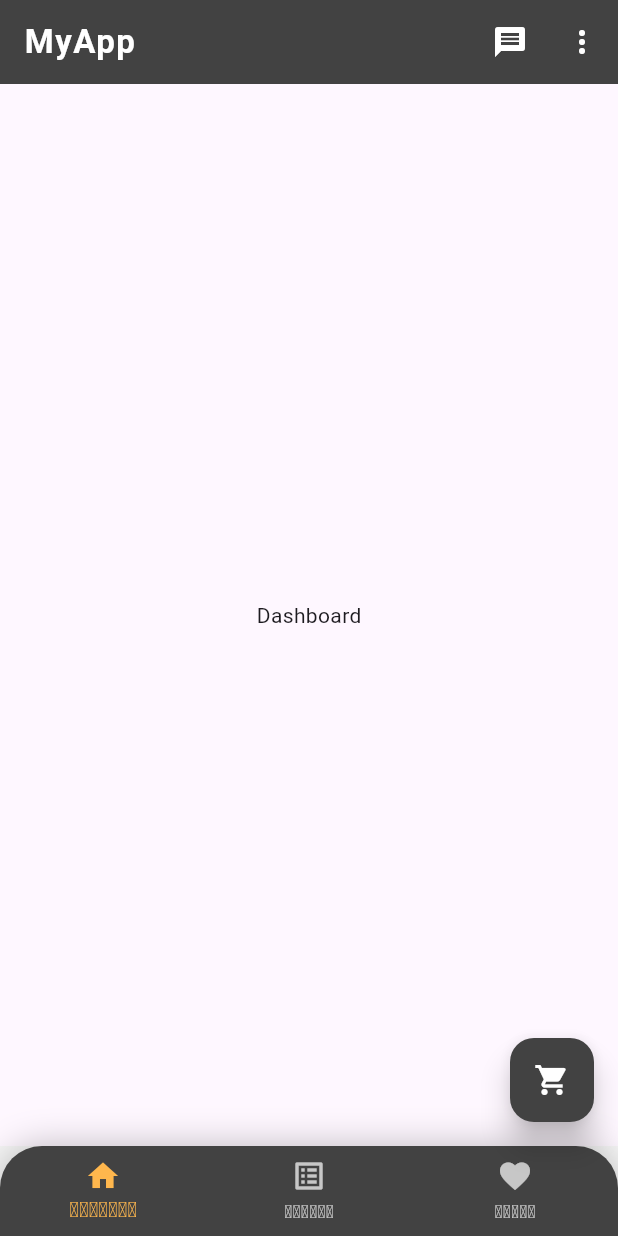
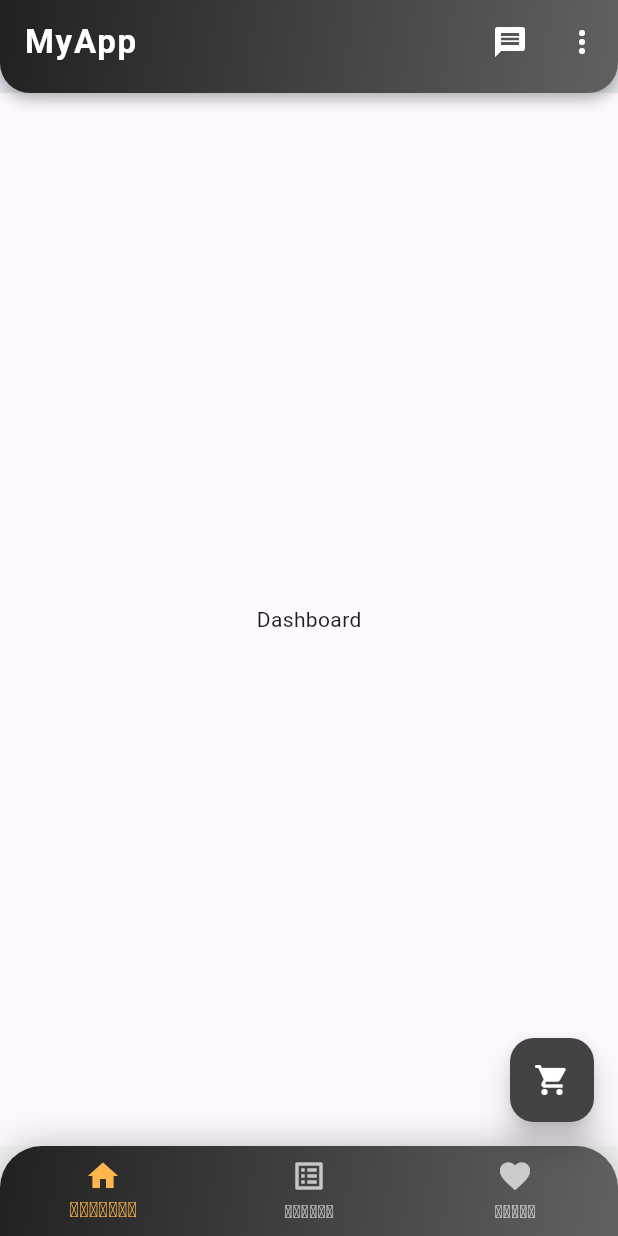
Before and after one commit to kenglee52/mobileapp, a Flutter app: the HomePage screen opened directly with empty values, on a phone screen of 412 x 824 dp. Run offline on Flutter 3.47's test engine with Material 3 defaults, Android fonts, the phone set to English and light mode, and no system bars.

Commit message:
last commit:

```diff
--- a/lib/features/presentation/pages/layout/home_page.dart
+++ b/lib/features/presentation/pages/layout/home_page.dart
@@ -1,4 +1,5 @@
 import 'package:flutter/material.dart';
+import 'package:mobileapp/features/presentation/pages/cart_page.dart';
 import 'package:mobileapp/features/presentation/pages/screen/dashboard_page.dart';
 import 'package:mobileapp/features/presentation/pages/screen/favorite_page.dart';
 import 'package:mobileapp/features/presentation/pages/screen/product_page.dart';
@@ -29,30 +30,56 @@ class _HomePageState extends State<HomePage> {
     return Scaffold(
       backgroundColor: Colors.grey.shade100,
 
-      /// 🔝 AppBar
-      appBar: AppBar(
-        elevation: 0,
-        backgroundColor: Colors.grey.shade800,
+      appBar: PreferredSize(
+        preferredSize: const Size.fromHeight(62),
+        child: AppBar(
+          elevation: 4,
+          backgroundColor: Colors.transparent,
+          flexibleSpace: Container(
+            decoration: BoxDecoration(
+              gradient: LinearGradient(
+                colors: [Colors.grey.shade900, Colors.grey.shade700],
+                begin: Alignment.topLeft,
+                end: Alignment.bottomRight,
+              ),
+              borderRadius: const BorderRadius.only(
+                bottomLeft: Radius.circular(20),
+                bottomRight: Radius.circular(20),
+              ),
+              boxShadow: [
+                BoxShadow(
+                  color: Colors.black.withOpacity(0.3),
+                  blurRadius: 8,
+                  offset: const Offset(0, 4),
+                ),
+              ],
+            ),
+          ),
           iconTheme: const IconThemeData(color: Colors.white),
           title: const Text(
             "MyApp",
             style: TextStyle(
               color: Colors.white,
               fontWeight: FontWeight.bold,
-            letterSpacing: 1,
+              letterSpacing: 1.2,
+              fontSize: 22,
             ),
           ),
           actions: [
             IconButton(
-            icon: Icon(Icons.message, color: Colors.white),
+              icon: const Icon(Icons.message, color: Colors.white),
               onPressed: () {},
             ),
             PopupMenuButton(
               icon: const Icon(Icons.more_vert, color: Colors.white),
-            itemBuilder: (context) => [
+              itemBuilder:
+                  (context) => [
                     PopupMenuItem(
                       child: ListTile(
-                  leading: Icon(Icons.logout, color: Colors.redAccent),
+                        leading: const Icon(
+                          Icons.logout,
+                          color: Colors.redAccent,
+                        ),
                         title: const Text("ອອກຈາກລະບົບ"),
                         onTap: () {},
                       ),
@@ -61,8 +88,7 @@ class _HomePageState extends State<HomePage> {
             ),
           ],
         ),
-
-      /// 📄 Body
+      ),
       body: AnimatedSwitcher(
         duration: const Duration(milliseconds: 300),
         child: screens[_selectedIndex],
@@ -72,23 +98,29 @@ class _HomePageState extends State<HomePage> {
       floatingActionButton: FloatingActionButton(
         elevation: 8,
         backgroundColor: Colors.grey.shade800,
-        onPressed: () {},
+        onPressed: () {
+          Navigator.push(
+            context,
+            MaterialPageRoute(builder: (context) => CartPage()),
+          );
+        },
         child: const Icon(Icons.shopping_cart, color: Colors.white),
       ),
 
       /// ⬇ Bottom Navigation
       bottomNavigationBar: Container(
         decoration: BoxDecoration(
-          color: Colors.grey.shade800,
+          gradient: LinearGradient(
+                colors: [Colors.grey.shade900, Colors.grey.shade700],
+                begin: Alignment.topLeft,
+                end: Alignment.bottomRight,
+              ),
           borderRadius: const BorderRadius.only(
             topLeft: Radius.circular(28),
             topRight: Radius.circular(28),
           ),
           boxShadow: [
-            BoxShadow(
-              blurRadius: 20,
-              color: Colors.black.withOpacity(0.25),
-            ),
+            BoxShadow(blurRadius: 20, color: Colors.black.withOpacity(0.25)),
           ],
         ),
         child: SizedBox(
@@ -103,10 +135,7 @@ class _HomePageState extends State<HomePage> {
             showUnselectedLabels: true,
             type: BottomNavigationBarType.fixed,
             items: const [
-              BottomNavigationBarItem(
-                icon: Icon(Icons.home),
-                label: "ໜ້າຫຼັກ",
-              ),
+              BottomNavigationBarItem(icon: Icon(Icons.home), label: "ໜ້າຫຼັກ"),
               BottomNavigationBarItem(
                 icon: Icon(Icons.list_alt),
                 label: "ສິນຄ້າ",
--- a/lib/features/presentation/pages/login_page.dart
+++ b/lib/features/presentation/pages/login_page.dart
@@ -57,9 +57,9 @@ class _LoginPageState extends State<LoginPage> {
       body: Container(
         decoration: BoxDecoration(
           gradient: LinearGradient(
-            begin: Alignment.topCenter,
-            end: Alignment.bottomCenter,
-            colors: [Colors.grey.shade800, Colors.grey.shade900],
+            colors: [Colors.grey.shade900, Colors.grey.shade700],
+            begin: Alignment.topLeft,
+            end: Alignment.bottomRight,
           ),
         ),
         child: Center(
--- a/lib/features/presentation/pages/register_page.dart
+++ b/lib/features/presentation/pages/register_page.dart
@@ -24,9 +24,9 @@ class _RegisterPageState extends State<RegisterPage> {
       body: Container(
         decoration: BoxDecoration(
           gradient: LinearGradient(
-            begin: Alignment.topCenter,
-            end: Alignment.bottomCenter,
-            colors: [Colors.grey.shade800, Colors.grey.shade900],
+            colors: [Colors.grey.shade900, Colors.grey.shade700],
+            begin: Alignment.topLeft,
+            end: Alignment.bottomRight,
           ),
         ),
         child: Center(
```
Also changed, not shown: lib/controllers/add_to_cart.dart (added, +23 -0 lines), lib/features/presentation/pages/cart_page.dart (+253 -0 lines), lib/features/presentation/pages/product_detail_page.dart (+11 -1 lines). Lines whose indentation alone changed are shown as unchanged.
